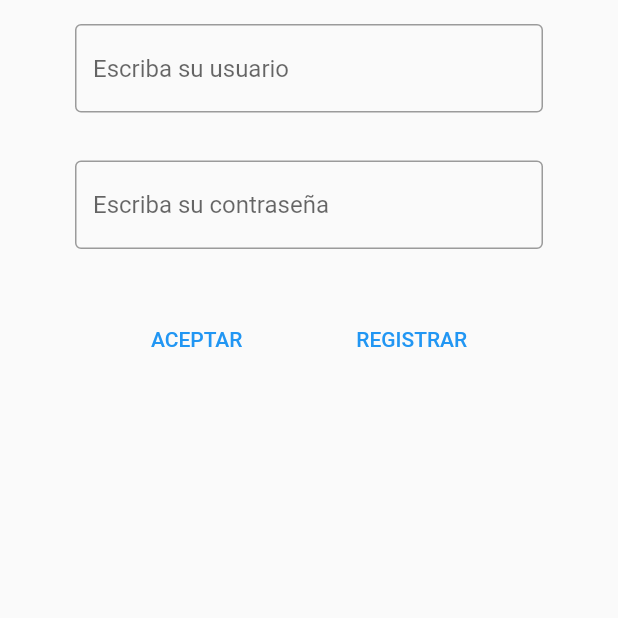
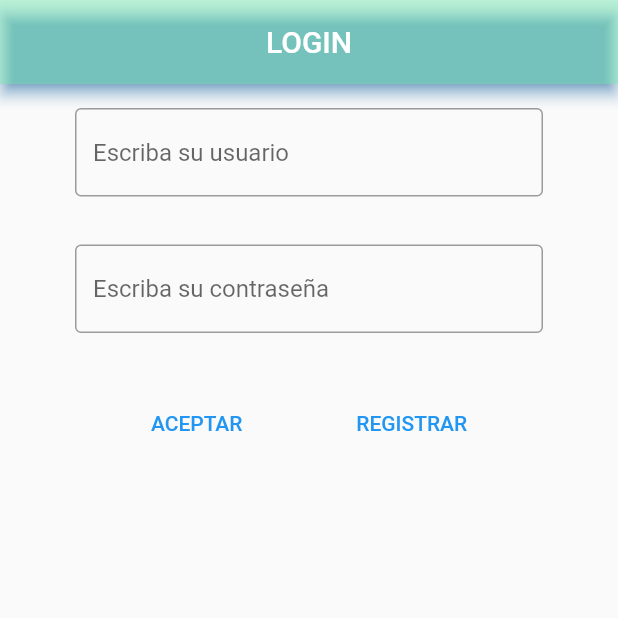
Before and after one commit to marcomar31/martinezmarco_actividades, a Flutter app: the screen it shows after launch, on a phone screen of 412 x 824 dp, the top half of it. Run offline on Flutter 3.47's test engine with Material 2 defaults, Android fonts, the phone set to English and light mode, and no system bars; our stand-ins replace firebase_auth, firebase_core; accounts and stored records are empty; generated files the repository leaves out were written again.

Commit message:
Commit 14: Añadido AppBar a LoginView.dart

```diff
--- a/lib/OnBoarding/LoginView.dart
+++ b/lib/OnBoarding/LoginView.dart
@@ -12,7 +12,7 @@ class LoginView extends StatelessWidget {
     // TODO: implement build
     _context = context;
 
-    Column column = new Column(children: [
+    return Scaffold(body: Column(children: [
       //USUARIO
       Padding(padding: EdgeInsets.symmetric(horizontal: 50, vertical: 16),
         child: TextField(
@@ -42,8 +42,8 @@ class LoginView extends StatelessWidget {
           child: TextButton(
             onPressed: onClickAceptar,
             child: Text("ACEPTAR")
-          ,)
-        ,),
+            ,)
+          ,),
         //Botón registrar
         Padding(padding: EdgeInsets.symmetric(horizontal: 30, vertical: 20),
           child: TextButton(
@@ -52,11 +52,15 @@ class LoginView extends StatelessWidget {
             ,)
           ,)
       ],)
-    ],);
-
-    Scaffold scaffold = Scaffold(body: column,);
-
-    return scaffold;
+    ],),
+        appBar: AppBar(
+          title: const Text("LOGIN"),
+          centerTitle: true,
+          shadowColor: Colors.blue,
+          backgroundColor: Colors.greenAccent.withOpacity(0.4),
+          automaticallyImplyLeading: false,
+        )
+    );
   }
 
 
```
